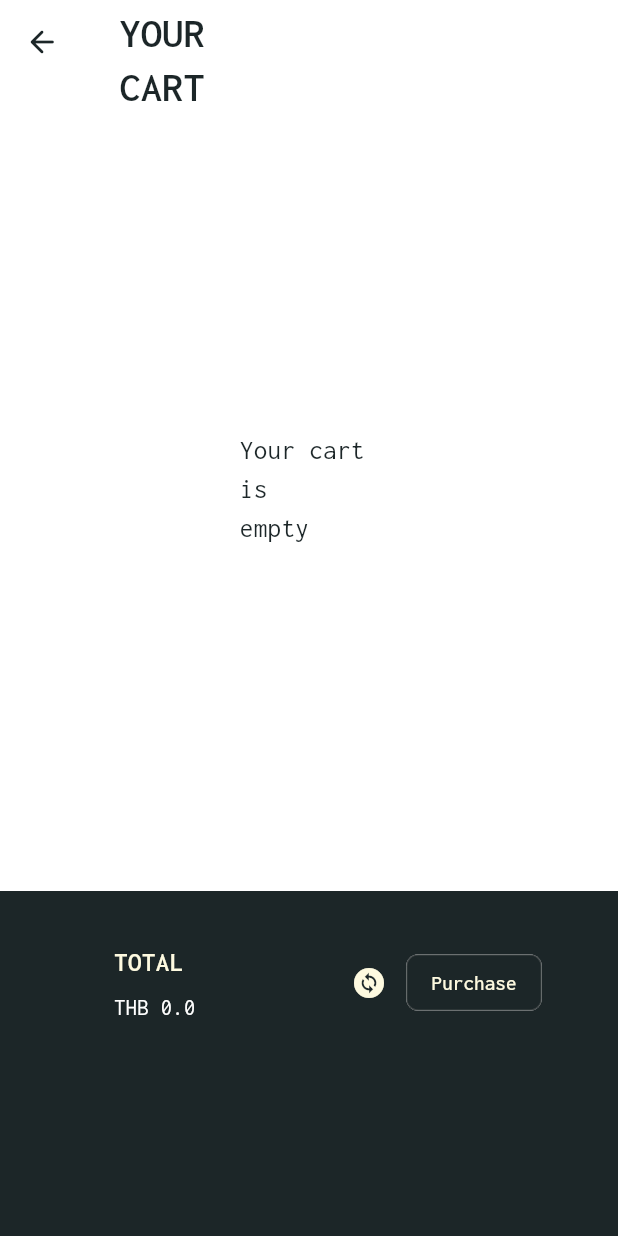
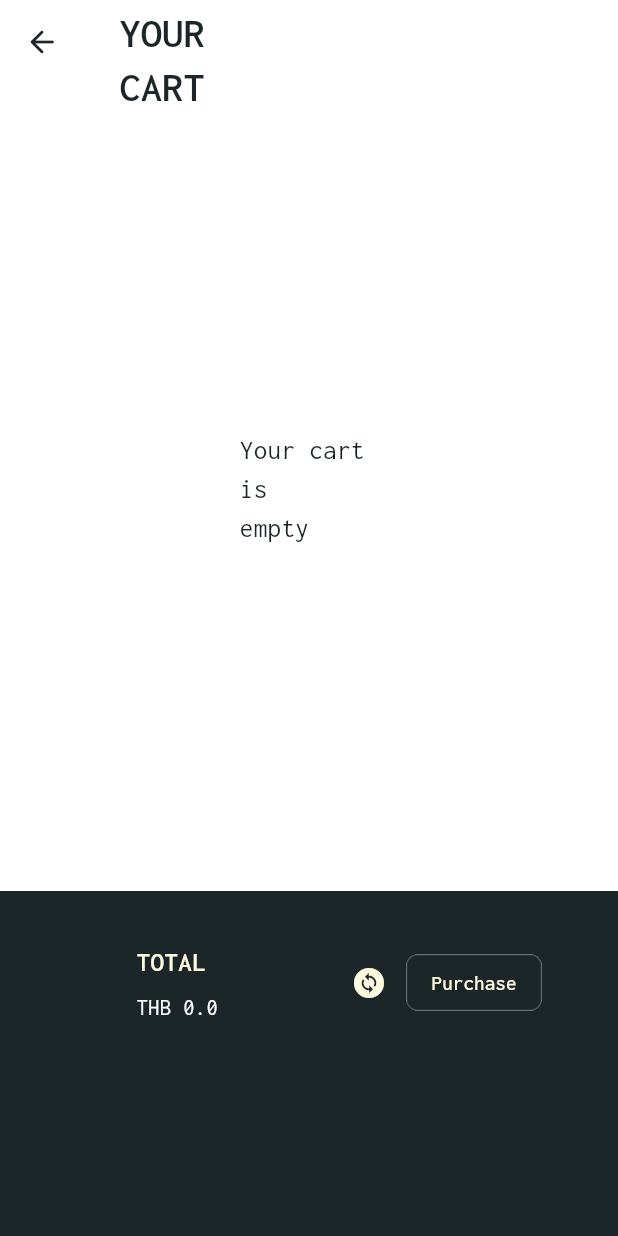
Before and after one commit to HikariJadeEmpire/shopping_app, a Flutter app: the CartPage screen opened directly, on a phone screen of 412 x 824 dp. Run offline on Flutter 3.47's test engine with Material 3 defaults, Android fonts, the phone set to English and light mode, and no system bars; our stand-ins replace carousel_slider.

Commit message:
fix some ui

```diff
--- a/lib/MyComponents.dart
+++ b/lib/MyComponents.dart
@@ -426,8 +426,8 @@ class _CartItemState extends State<CartItem> {
               Container(
                 // color: getColor(ThemeColr.hilightSecondary),
                 height: 160,
-                width: 140,
-                margin: EdgeInsets.fromLTRB(18, 2, 5, 2),
+                width: 130,
+                margin: EdgeInsets.fromLTRB(16, 2, 5, 2),
                 child: Column(
                   mainAxisAlignment: MainAxisAlignment.spaceEvenly,
                   crossAxisAlignment: CrossAxisAlignment.start,
--- a/lib/cart_page.dart
+++ b/lib/cart_page.dart
@@ -109,7 +109,7 @@ class _CartPageState extends State<CartPage> {
               children: [
 
                 Container(
-                  width: 180,
+                  width: 165,
                   padding: EdgeInsets.fromLTRB(30, 10, 5, 10),
                   child: Column(
                     mainAxisAlignment: MainAxisAlignment.center,
```
